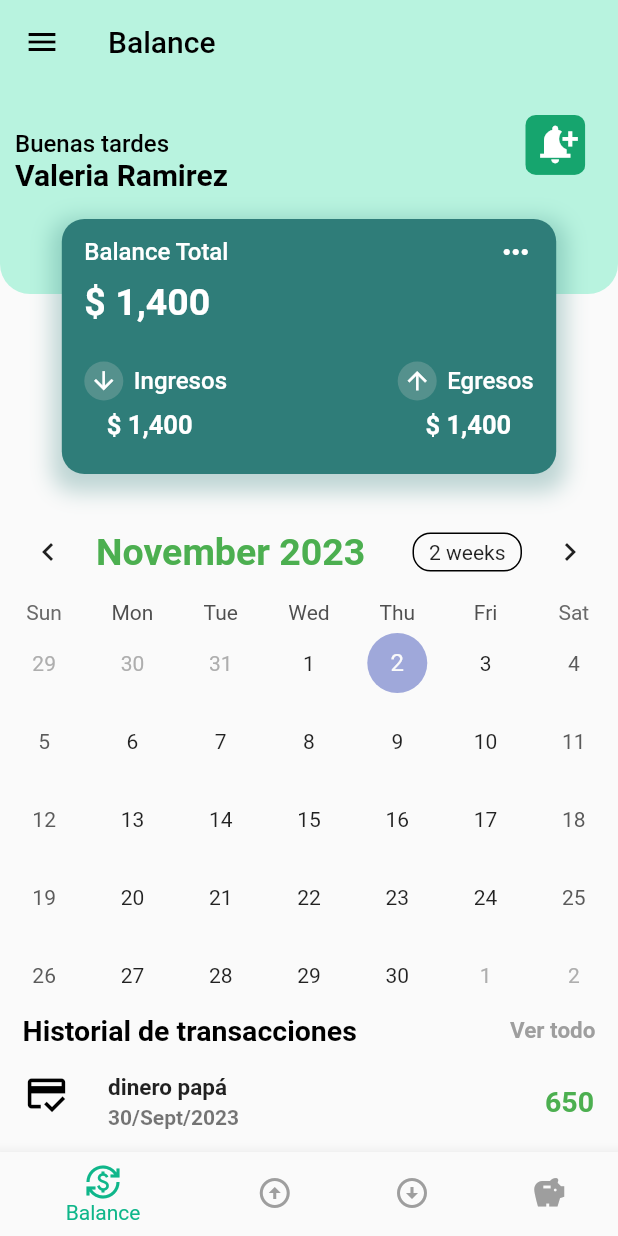
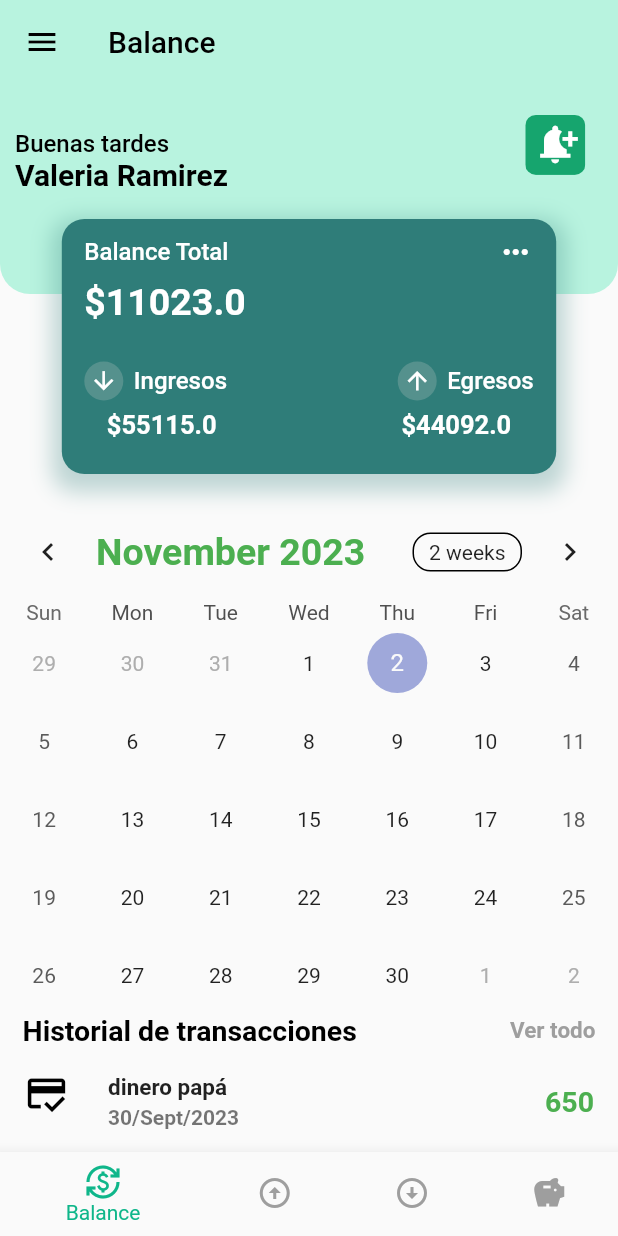
Before and after one commit to valrmzl/ProyectoMovilesVNS, a Flutter app: the screen it shows after launch, on a phone screen of 412 x 824 dp. Run offline on Flutter 3.47's test engine with Material 2 defaults, Android fonts, the phone set to English and light mode, and no system bars; drawn by our look-alikes of table_calendar; our stand-ins replace bloc, carousel_slider, equatable, flutter_bloc, permission_handler; accounts and stored records are empty.

Commit message:
info de jsons

```diff
--- a/lib/Screens/balance.dart
+++ b/lib/Screens/balance.dart
@@ -1,8 +1,36 @@
+import 'dart:convert';
+
 import 'package:flutter/material.dart';
 import 'package:carousel_slider/carousel_slider.dart';
+import 'package:flutter/services.dart';
 import 'package:proyecto_vsn/Screens/calendar.dart';
+import 'package:proyecto_vsn/Screens/gastos.dart';
+import 'package:proyecto_vsn/Screens/ingresos.dart';
 import 'package:proyecto_vsn/data/list_dummy.dart';
 import 'package:table_calendar/table_calendar.dart';
+
+class User {
+  final String username;
+  final String name;
+  final String email;
+  final String number;
+
+  User({
+    required this.username,
+    required this.name,
+    required this.email,
+    required this.number,
+  });
+
+  factory User.fromJson(Map<String, dynamic> json) {
+    return User(
+      username: json['username'] as String,
+      name: json['name'] as String,
+      email: json['email'] as String,
+      number: json['number'] as String,
+    );
+  }
+}
 
 class Balance extends StatefulWidget {
   const Balance({Key? key}) : super(key: key);
@@ -13,6 +41,66 @@ class Balance extends StatefulWidget {
 
 class _BalanceState extends State<Balance> {
   DateTime? selectedDay;
+  late List<Ingreso> ingresos;
+  late List<Egreso> egresos;
+  late User user;
+
+  double total = 0;
+  double total_ingresos = 0;
+  double total_egresos = 0;
+
+  Future<List<Ingreso>> loadJsonDataIngreso() async {
+    final jsonString = await rootBundle.loadString('lib/data/ingreso.json');
+    final jsonData = json.decode(jsonString);
+    List<Ingreso> lista = [];
+    for (int i = 0; i < jsonData.length; i++) {
+      lista.add(Ingreso.fromJson(jsonData[i]));
+    }
+    return lista;
+  }
+
+  Future<List<Egreso>> loadJsonDataEgreso() async {
+    final jsonString = await rootBundle.loadString('lib/data/egreso.json');
+    final jsonData = json.decode(jsonString);
+    List<Egreso> lista = [];
+    for (int i = 0; i < jsonData.length; i++) {
+      lista.add(Egreso.fromJson(jsonData[i]));
+    }
+    return lista;
+  }
+
+  Future<User> loadJsonDataUser() async {
+    final jsonString = await rootBundle.loadString('lib/data/user.json');
+    final jsonData = json.decode(jsonString);
+    var lista = User.fromJson(jsonData);
+    return lista;
+  }
+
+  @override
+  void initState() {
+    super.initState();
+    loadJsonDataUser().then(
+      (value) {
+        user = value;
+        loadJsonDataIngreso().then((loadedDataIngreso) {
+          setState(() {
+            ingresos = loadedDataIngreso;
+            total_ingresos =
+                ingresos.map((item) => item.precio).reduce((a, b) => a + b);
+            loadJsonDataEgreso().then((loadedDataEgreso) {
+              setState(() {
+                egresos = loadedDataEgreso;
+                total_egresos =
+                    egresos.map((item) => item.precio).reduce((a, b) => a + b);
+                total = total_ingresos - total_egresos;
+              });
+            });
+          });
+        });
+      },
+    );
+  }
+
   @override
   Widget build(BuildContext context) {
     return Scaffold(
@@ -20,23 +108,15 @@ class _BalanceState extends State<Balance> {
           child: CustomScrollView(
         slivers: [
           SliverToBoxAdapter(
-            child: SizedBox(
-              height: 280, child: _head(context)
+            child: SizedBox(height: 280, child: _head(context)),
           ),
-          ),
-          SliverToBoxAdapter(
-            child: Calendar()
-          ),
-
-
-
+          SliverToBoxAdapter(child: Calendar()),
           SliverToBoxAdapter(
             child: Padding(
               padding: const EdgeInsets.symmetric(horizontal: 15.0),
               child: Row(
                   mainAxisAlignment: MainAxisAlignment.spaceBetween,
                   children: [
-
                     Text("Historial de transacciones",
                         style: TextStyle(
                             fontWeight: FontWeight.w600,
@@ -47,15 +127,11 @@ class _BalanceState extends State<Balance> {
                             fontWeight: FontWeight.w600,
                             fontSize: 15,
                             color: Colors.grey)),
-
-
                   ]),
             ),
           ),
-
-
-          SliverList(delegate: SliverChildBuilderDelegate(
-            (context, index) {
+          SliverList(
+              delegate: SliverChildBuilderDelegate((context, index) {
             return ListTile(
                 leading: ClipRRect(
                     borderRadius: BorderRadius.circular(5),
@@ -78,12 +154,10 @@ class _BalanceState extends State<Balance> {
                   style: TextStyle(
                     fontWeight: FontWeight.w600,
                     fontSize: 19,
-                      color: geter()[index].tipo!? Colors.green: Colors.red,
+                    color: geter()[index].tipo! ? Colors.green : Colors.red,
                   ),
                 ));
-            },
-            childCount: geter().length
-          ))
+          }, childCount: geter().length))
         ],
       )),
     );
@@ -129,7 +203,7 @@ class _BalanceState extends State<Balance> {
                               fontWeight: FontWeight.w500,
                               fontSize: 16,
                               color: Colors.black)),
-                      Text("Valeria Ramirez",
+                      Text("${user.name}",
                           style: TextStyle(
                               fontWeight: FontWeight.w600,
                               fontSize: 20,
@@ -188,7 +262,7 @@ class _BalanceState extends State<Balance> {
                 padding: const EdgeInsets.only(left: 15.0),
                 child: Row(
                   children: [
-                    Text('\$ 1,400',
+                    Text('\$$total',
                         style: TextStyle(
                             fontWeight: FontWeight.bold,
                             fontSize: 25,
@@ -259,24 +333,21 @@ class _BalanceState extends State<Balance> {
                 child: Row(
                   mainAxisAlignment: MainAxisAlignment.spaceBetween,
                   children: [
-                    Text('\$ 1,400',
+                    Text('\$$total_ingresos',
                         style: TextStyle(
                             fontWeight: FontWeight.w600,
                             fontSize: 17,
                             color: Colors.white)),
-                    Text('\$ 1,400',
+                    Text('\$$total_egresos',
                         style: TextStyle(
                             fontWeight: FontWeight.w600,
                             fontSize: 17,
                             color: Colors.white)),
-
                   ],
                 ),
-
               )
             ]),
           ),
-
         )
       ],
     );
--- /dev/null
+++ b/lib/data/user.json
@@ -0,0 +1,6 @@
+{
+    "username": "vale",
+    "name": "Valeria Ramirez",
+    "email": "valeria.ramirez@iteso.mx",
+    "number": "3312143523"
+}
```
Also changed, not shown: lib/Screens/NavBar.dart (+42 -15 lines), lib/Screens/home_page.dart (+12 -11 lines). Lines whose indentation alone changed are shown as unchanged.
